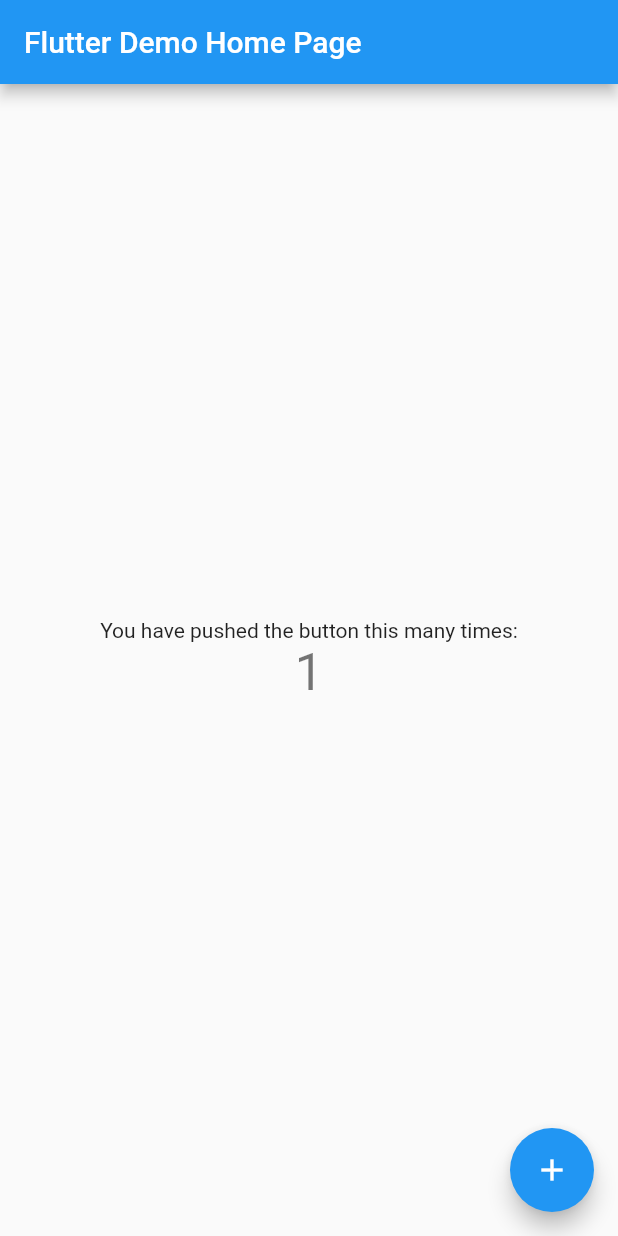
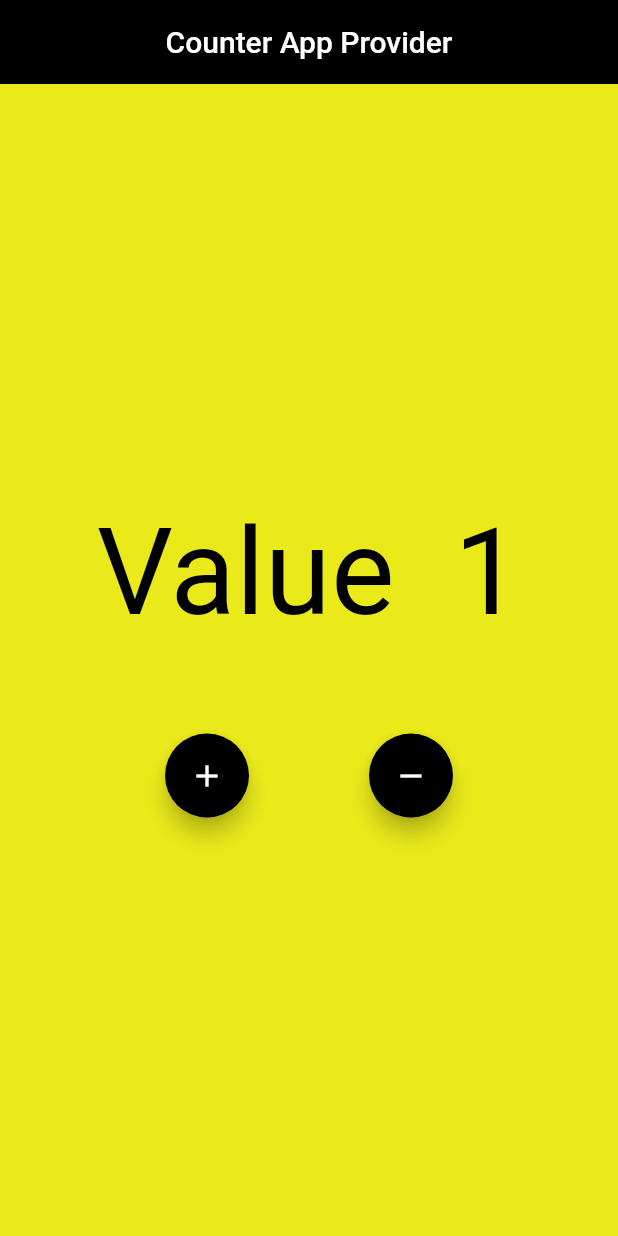
Before and after one commit to flutter99/flutter_counter_app_provider, a Flutter app: the screen it shows after launch, after a tap on the "add" icon, on a phone screen of 412 x 824 dp. Run offline on Flutter 3.47's test engine with Material 2 defaults, Android fonts, the phone set to English and light mode, and no system bars.

Commit message:
project is done

```diff
--- a/lib/main.dart
+++ b/lib/main.dart
@@ -1,4 +1,7 @@
 import 'package:flutter/material.dart';
+import 'package:flutter_counter_app_provider/main_screen.dart';
+import 'package:flutter_counter_app_provider/providers/counter_provider.dart';
+import 'package:provider/provider.dart';
 
 void main() {
   runApp(const MyApp());
@@ -10,106 +13,18 @@ class MyApp extends StatelessWidget {
   // This widget is the root of your application.
   @override
   Widget build(BuildContext context) {
-    return MaterialApp(
-      title: 'Flutter Demo',
-      theme: ThemeData(
-        // This is the theme of your application.
-        //
-        // Try running your application with "flutter run". You'll see the
-        // application has a blue toolbar. Then, without quitting the app, try
-        // changing the primarySwatch below to Colors.green and then invoke
-        // "hot reload" (press "r" in the console where you ran "flutter run",
-        // or simply save your changes to "hot reload" in a Flutter IDE).
-        // Notice that the counter didn't reset back to zero; the application
-        // is not restarted.
-        primarySwatch: Colors.blue,
+    return MultiProvider(
+      providers: [
+        ChangeNotifierProvider(create: (_) => CounterProvider()),
+      ],
+      child: MaterialApp(
+        debugShowCheckedModeBanner: false,
+        title: 'Counter App Provider',
+        theme: ThemeData(
+          primarySwatch: Colors.blue,
+        ),
+        home: const MainScreen(),
       ),
-      home: const MyHomePage(title: 'Flutter Demo Home Page'),
     );
   }
 }
-
-class MyHomePage extends StatefulWidget {
-  const MyHomePage({Key? key, required this.title}) : super(key: key);
-
-  // This widget is the home page of your application. It is stateful, meaning
-  // that it has a State object (defined below) that contains fields that affect
-  // how it looks.
-
-  // This class is the configuration for the state. It holds the values (in this
-  // case the title) provided by the parent (in this case the App widget) and
-  // used by the build method of the State. Fields in a Widget subclass are
-  // always marked "final".
-
-  final String title;
-
-  @override
-  State<MyHomePage> createState() => _MyHomePageState();
-}
-
-class _MyHomePageState extends State<MyHomePage> {
-  int _counter = 0;
-
-  void _incrementCounter() {
-    setState(() {
-      // This call to setState tells the Flutter framework that something has
-      // changed in this State, which causes it to rerun the build method below
-      // so that the display can reflect the updated values. If we changed
-      // _counter without calling setState(), then the build method would not be
-      // called again, and so nothing would appear to happen.
-      _counter++;
-    });
-  }
-
-  @override
-  Widget build(BuildContext context) {
-    // This method is rerun every time setState is called, for instance as done
-    // by the _incrementCounter method above.
-    //
-    // The Flutter framework has been optimized to make rerunning build methods
-    // fast, so that you can just rebuild anything that needs updating rather
-    // than having to individually change instances of widgets.
-    return Scaffold(
-      appBar: AppBar(
-        // Here we take the value from the MyHomePage object that was created by
-        // the App.build method, and use it to set our appbar title.
-        title: Text(widget.title),
-      ),
-      body: Center(
-        // Center is a layout widget. It takes a single child and positions it
-        // in the middle of the parent.
-        child: Column(
-          // Column is also a layout widget. It takes a list of children and
-          // arranges them vertically. By default, it sizes itself to fit its
-          // children horizontally, and tries to be as tall as its parent.
-          //
-          // Invoke "debug painting" (press "p" in the console, choose the
-          // "Toggle Debug Paint" action from the Flutter Inspector in Android
-          // Studio, or the "Toggle Debug Paint" command in Visual Studio Code)
-          // to see the wireframe for each widget.
-          //
-          // Column has various properties to control how it sizes itself and
-          // how it positions its children. Here we use mainAxisAlignment to
-          // center the children vertically; the main axis here is the vertical
-          // axis because Columns are vertical (the cross axis would be
-          // horizontal).
-          mainAxisAlignment: MainAxisAlignment.center,
-          children: <Widget>[
-            const Text(
-              'You have pushed the button this many times:',
-            ),
-            Text(
-              '$_counter',
-              style: Theme.of(context).textTheme.headline4,
-            ),
-          ],
-        ),
-      ),
-      floatingActionButton: FloatingActionButton(
-        onPressed: _incrementCounter,
-        tooltip: 'Increment',
-        child: const Icon(Icons.add),
-      ), // This trailing comma makes auto-formatting nicer for build methods.
-    );
-  }
-}
--- /dev/null
+++ b/lib/main_screen.dart
@@ -0,0 +1,84 @@
+import 'package:flutter/material.dart';
+import 'package:flutter_counter_app_provider/providers/counter_provider.dart';
+import 'package:provider/provider.dart';
+
+class MainScreen extends StatefulWidget {
+  const MainScreen({Key? key}) : super(key: key);
+
+  @override
+  State<MainScreen> createState() => _MainScreenState();
+}
+
+class _MainScreenState extends State<MainScreen> {
+  @override
+  Widget build(BuildContext context) {
+    return Scaffold(
+      backgroundColor: const Color(0xffeaea1b),
+
+      /// appbar
+      appBar: AppBar(
+        backgroundColor: Colors.black,
+        elevation: 0.0,
+        centerTitle: true,
+        title: const Text(
+          'Counter App Provider',
+          style: TextStyle(
+            fontSize: 20.0,
+            color: Colors.white,
+          ),
+        ),
+      ),
+
+      /// body
+      body: SizedBox(
+        height: MediaQuery.of(context).size.height,
+        width: MediaQuery.of(context).size.width,
+        child: Column(
+          crossAxisAlignment: CrossAxisAlignment.center,
+          mainAxisAlignment: MainAxisAlignment.center,
+          children: [
+            Consumer<CounterProvider>(builder: (context, value, child) {
+              return Text(
+                'Value  ${value.countVal.toString()}',
+                style: const TextStyle(
+                  fontSize: 80.0,
+                  color: Colors.black,
+                ),
+              );
+            }),
+            SizedBox(height: 60.0),
+            Consumer<CounterProvider>(builder: (context, value, child){
+              return Row(
+                crossAxisAlignment: CrossAxisAlignment.center,
+                mainAxisAlignment: MainAxisAlignment.center,
+                children: [
+                  FloatingActionButton(
+                    onPressed: () {
+                      value.add();
+                    },
+                    backgroundColor: Colors.black,
+                    child: const Icon(
+                      Icons.add,
+                      color: Colors.white,
+                    ),
+                  ),
+                  const SizedBox(width: 80.0),
+                  FloatingActionButton(
+                    onPressed: () {
+                      value.subtract();
+                    },
+                    backgroundColor: Colors.black,
+                    child: const Icon(
+                      Icons.remove,
+                      color: Colors.white,
+                    ),
+                  ),
+                ],
+              );
+            }),
+          ],
+        ),
+      ),
+    );
+  }
+}
--- /dev/null
+++ b/lib/providers/counter_provider.dart
@@ -0,0 +1,19 @@
+import 'package:flutter/foundation.dart';
+
+class CounterProvider extends ChangeNotifier {
+
+  int _countVal = 0;
+
+  int get countVal => _countVal;
+
+  void add() {
+    _countVal++;
+    notifyListeners();
+  }
+
+  void subtract() {
+    _countVal--;
+    notifyListeners();
+  }
+
+}
--- a/pubspec.yaml
+++ b/pubspec.yaml
@@ -34,6 +34,7 @@ dependencies:
   # The following adds the Cupertino Icons font to your application.
   # Use with the CupertinoIcons class for iOS style icons.
   cupertino_icons: ^1.0.2
+  provider: ^6.0.3
 
 dev_dependencies:
   flutter_test:
```
Also changed, not shown: pubspec.lock.
